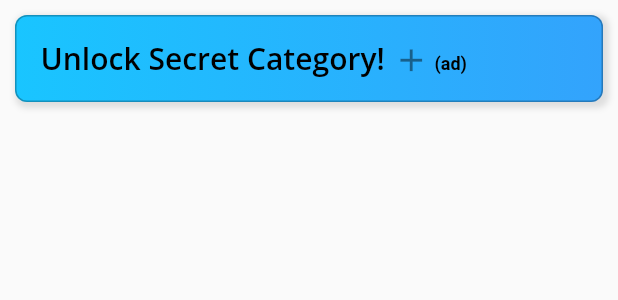
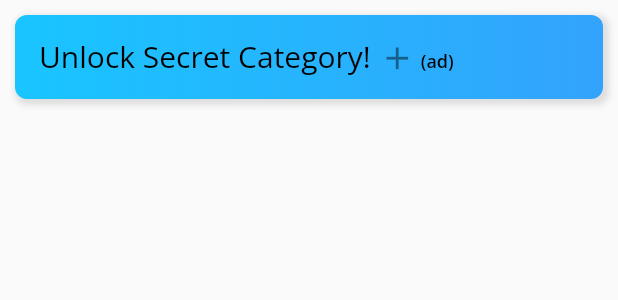
Before and after one commit to joaquinveirana/Proyecto-Faux, a Flutter app: the CustomAdTile widget shown alone on an empty page, opened directly, on a phone screen of 412 x 824 dp. Shown: the top 300 px of the screen. Run offline on Flutter 3.47's test engine with Material 2 defaults, Android fonts, the light colour scheme and no system bars; our stand-ins replace font_awesome_flutter, google_fonts, numberpicker, smooth_page_indicator; missing offline and left inert: firebase_admob, flag; accounts and stored records are empty.

Commit message:
Ads Working

```diff
--- a/lib/widgets/custom_ad_tile.dart
+++ b/lib/widgets/custom_ad_tile.dart
@@ -30,7 +30,6 @@ class _CustomAdTileState extends State<CustomAdTile> {
     return Container(
       margin: EdgeInsets.all(10),
       decoration: BoxDecoration(
-          border: Border.all(color: Colors.black26),
           gradient: _colors.gameSettingsSelectedButtonGradient(),
           boxShadow: [
             BoxShadow(
@@ -53,13 +52,13 @@ class _CustomAdTileState extends State<CustomAdTile> {
           child: ListTile(
             title: RichText(
                 text: TextSpan(
-                    style: _fontStyles.openSansSemiBold(20, Colors.black),
+                    style: _fontStyles.openSans(20, Colors.black),
                     children: [
                       TextSpan(text: AppLocalization.of(context).translate("game_settings_ad_title")+" "),
                       WidgetSpan(
                         child: Icon(Icons.add, size: 25),
                       ),
-                      TextSpan(text: " (ad)", style: TextStyle(fontSize: 12)),
+                      TextSpan(text: " (ad)", style: _fontStyles.openSansSemiBold(12, Colors.black)),
                     ]
                 )
             ),
--- a/pubspec.yaml
+++ b/pubspec.yaml
@@ -20,6 +20,9 @@ dependencies:
   flag: ^3.0.5
   smooth_page_indicator: ^0.2.0
   cupertino_icons: ^0.1.3
+  firebase_core: ^0.5.0+1
+  firebase_analytics: ^6.0.2
+  firebase_admob: ^0.10.0+2
 
 dev_dependencies:
   flutter_test:
```
Also changed, not shown: lib/controller/ad_manager.dart (added, +37 -0 lines), lib/main.dart (+7 -1 lines), lib/pages/game_settings.dart (+12 -1 lines), pubspec.lock, 4 other files.
